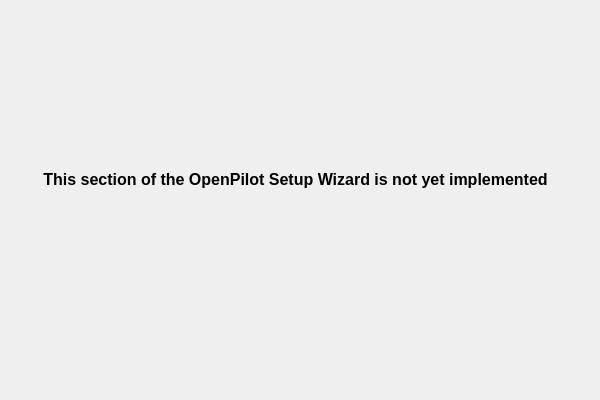
Old version of the form ground/openpilotgcs/src/plugins/setupwizard/pages/notyetimplementedpage.ui in the repository librepilot/LibrePilot.
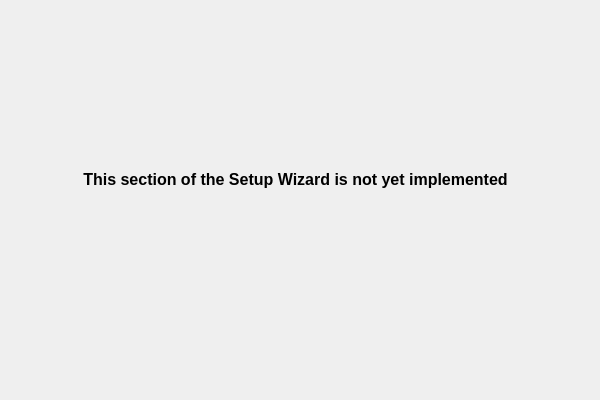
New version of the form.

The edit to the form file:
```diff
--- a/ground/openpilotgcs/src/plugins/setupwizard/pages/notyetimplementedpage.ui
+++ b/ground/openpilotgcs/src/plugins/setupwizard/pages/notyetimplementedpage.ui
@@ -23,7 +23,7 @@
     </rect>
    </property>
    <property name="text">
-    <string>&lt;html&gt;&lt;head/&gt;&lt;body&gt;&lt;p align=&quot;center&quot;&gt;&lt;span style=&quot; font-family:'MS Shell Dlg 2'; font-size:12pt; font-weight:600;&quot;&gt;This section of the OpenPilot Setup Wizard is not yet implemented&lt;/span&gt;&lt;/p&gt;&lt;/body&gt;&lt;/html&gt;</string>
+    <string>&lt;html&gt;&lt;head/&gt;&lt;body&gt;&lt;p align=&quot;center&quot;&gt;&lt;span style=&quot; font-family:'MS Shell Dlg 2'; font-size:12pt; font-weight:600;&quot;&gt;This section of the Setup Wizard is not yet implemented&lt;/span&gt;&lt;/p&gt;&lt;/body&gt;&lt;/html&gt;</string>
    </property>
    <property name="alignment">
     <set>Qt::AlignLeading|Qt::AlignLeft|Qt::AlignTop</set>
```
